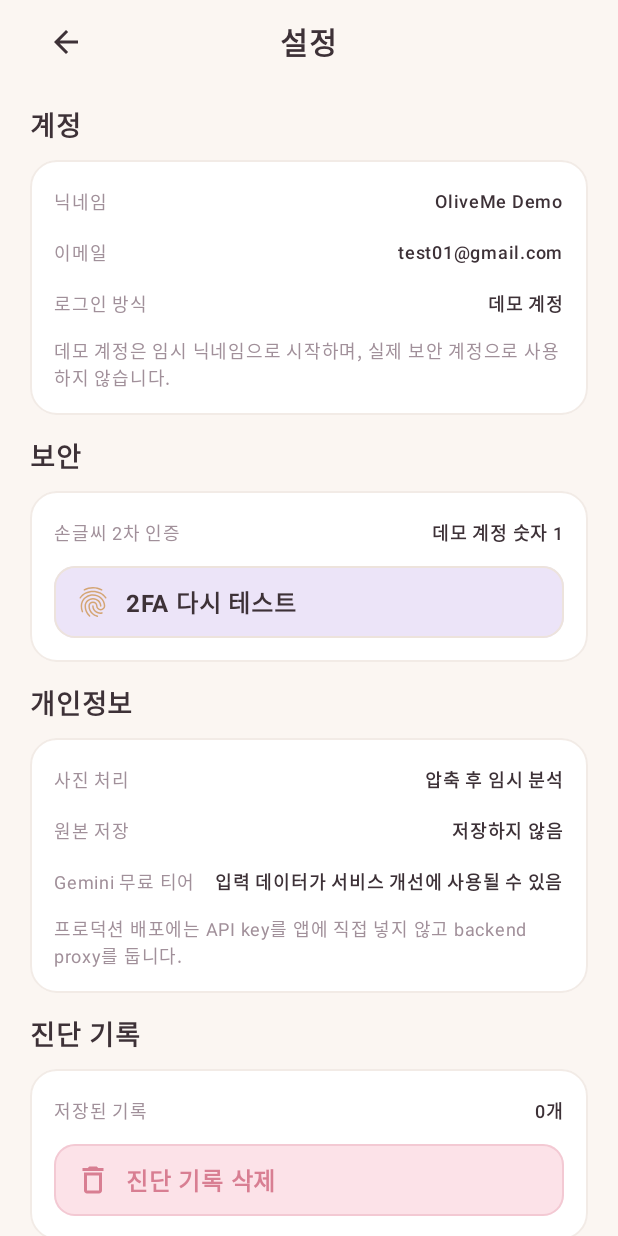
After one commit to personal-color-app/personal_color_app, an Android app built with Jetpack Compose: the SettingsActivity screen opened directly, with no data from a screen before it, on a phone screen of 412 x 824 dp. The commit adds this screen. Run offline under Robolectric (Android 15) with nearby library versions, the light colour scheme and no system bars; pictures from the network do not load.

Commit message:
Add settings screen and navigation

```diff
--- a/android/app/src/main/AndroidManifest.xml
+++ b/android/app/src/main/AndroidManifest.xml
@@ -43,6 +43,7 @@
         </activity>
 
         <activity android:name=".MyPageActivity" android:exported="false" />
+        <activity android:name=".SettingsActivity" android:exported="false" />
         <activity android:name=".MapActivity" android:exported="false" />
         <activity android:name=".ResultActivity" android:exported="false" />
         <activity android:name=".DiagnosisActivity" android:exported="false" />
--- a/android/app/src/main/java/com/oliveme/app/MainActivity.kt
+++ b/android/app/src/main/java/com/oliveme/app/MainActivity.kt
@@ -1,7 +1,6 @@
 package com.oliveme.app
 
 import android.os.Bundle
-import android.widget.Toast
 import androidx.activity.ComponentActivity
 import androidx.activity.compose.setContent
 import com.oliveme.app.data.repository.AppGraph
@@ -21,8 +20,7 @@ class MainActivity : ComponentActivity() {
                     onMap = { startActivity(mapIntent(user)) },
                     onMyPage = { startActivity(myPageIntent(user)) },
                     onResult = { startActivity(resultIntent(user)) },
-                    onNotice = { Toast.makeText(this, "새 알림이 없습니다.", Toast.LENGTH_SHORT).show() },
-                    onConsult = { Toast.makeText(this, "컬러 상담은 준비 중입니다.", Toast.LENGTH_SHORT).show() },
+                    onSettings = { startActivity(settingsIntent(user)) },
                     onLogout = {
                         startActivity(android.content.Intent(this, LoginActivity::class.java))
                         finish()
--- a/android/app/src/main/java/com/oliveme/app/MyPageActivity.kt
+++ b/android/app/src/main/java/com/oliveme/app/MyPageActivity.kt
@@ -27,8 +27,8 @@ class MyPageActivity : ComponentActivity() {
                     state = state,
                     user = user,
                     onBack = { finish() },
-                    onSettings = { Toast.makeText(this, "설정 화면은 준비 중입니다.", Toast.LENGTH_SHORT).show() },
-                    onEdit = { Toast.makeText(this, "프로필 편집은 준비 중입니다.", Toast.LENGTH_SHORT).show() },
+                    onSettings = { startActivity(settingsIntent(user)) },
+                    onEdit = { startActivity(settingsIntent(user)) },
                     onSaveReport = { Toast.makeText(this, "리포트를 저장했습니다.", Toast.LENGTH_SHORT).show() },
                     onShareReport = { shareReport() },
                     onOpenResult = { startActivity(resultIntent(user)) },
--- a/android/app/src/main/java/com/oliveme/app/Navigation.kt
+++ b/android/app/src/main/java/com/oliveme/app/Navigation.kt
@@ -19,3 +19,4 @@ fun Context.diagnosisIntent(user: UserProfile): Intent = Intent(this, DiagnosisA
 fun Context.resultIntent(user: UserProfile): Intent = Intent(this, ResultActivity::class.java).putUser(user)
 fun Context.mapIntent(user: UserProfile): Intent = Intent(this, MapActivity::class.java).putUser(user)
 fun Context.myPageIntent(user: UserProfile): Intent = Intent(this, MyPageActivity::class.java).putUser(user)
+fun Context.settingsIntent(user: UserProfile): Intent = Intent(this, SettingsActivity::class.java).putUser(user)
--- /dev/null
+++ b/android/app/src/main/java/com/oliveme/app/SettingsActivity.kt
@@ -0,0 +1,50 @@
+package com.oliveme.app
+
+import android.content.Intent
+import android.os.Bundle
+import android.widget.Toast
+import androidx.activity.ComponentActivity
+import androidx.activity.compose.setContent
+import androidx.activity.viewModels
+import androidx.compose.runtime.LaunchedEffect
+import androidx.compose.runtime.collectAsState
+import androidx.compose.runtime.getValue
+import com.oliveme.app.data.repository.AppGraph
+import com.oliveme.app.ui.screens.SettingsScreen
+import com.oliveme.app.ui.theme.OliveMeTheme
+import com.oliveme.app.util.UiText
+
+class SettingsActivity : ComponentActivity() {
+    private val viewModel: SettingsViewModel by viewModels()
+
+    override fun onCreate(savedInstanceState: Bundle?) {
+        super.onCreate(savedInstanceState)
+        AppGraph.init(this)
+        val user = currentUser()
+        viewModel.load(user.userId)
+
+        setContent {
+            OliveMeTheme {
+                val state by viewModel.state.collectAsState()
+                LaunchedEffect(state.message) {
+                    state.message?.let {
+                        Toast.makeText(this@SettingsActivity, it, Toast.LENGTH_SHORT).show()
+                        viewModel.clearMessage()
+                    }
+                }
+                SettingsScreen(
+                    user = user,
+                    state = state,
+                    onBack = { finish() },
+                    onTest2Fa = { startActivity(digitIntent(user, UiText.DEMO_EXPECTED_DIGIT)) },
+                    onDeleteHistory = { viewModel.deleteHistory(user.userId) },
+                    onClearFavorites = { viewModel.clearFavorites(user.userId) },
+                    onLogout = {
+                        startActivity(Intent(this, LoginActivity::class.java))
+                        finish()
+                    },
+                )
+            }
+        }
+    }
+}
--- a/android/app/src/main/java/com/oliveme/app/ViewModels.kt
+++ b/android/app/src/main/java/com/oliveme/app/ViewModels.kt
@@ -253,3 +253,47 @@ class MyPageViewModel : ViewModel() {
         }
     }
 }
+
+data class SettingsUiState(
+    val historyCount: Int = 0,
+    val favoriteCount: Int = 0,
+    val busy: Boolean = false,
+    val message: String? = null,
+)
+
+class SettingsViewModel : ViewModel() {
+    private val _state = MutableStateFlow(SettingsUiState())
+    val state: StateFlow<SettingsUiState> = _state.asStateFlow()
+
+    fun load(userId: String) {
+        viewModelScope.launch {
+            val history = withContext(Dispatchers.IO) { AppGraph.diagnosisRepository.history(userId) }
+            val favorites = withContext(Dispatchers.IO) { AppGraph.storeRepository.favorites(userId) }
+            _state.value = _state.value.copy(
+                historyCount = history.size,
+                favoriteCount = favorites.size,
+                busy = false,
+            )
+        }
+    }
+
+    fun deleteHistory(userId: String) {
+        viewModelScope.launch {
+            _state.value = _state.value.copy(busy = true, message = null)
+            withContext(Dispatchers.IO) { AppGraph.diagnosisRepository.deleteHistory(userId) }
+            _state.value = _state.value.copy(historyCount = 0, busy = false, message = "진단 기록을 정리했습니다.")
+        }
+    }
+
+    fun clearFavorites(userId: String) {
+        viewModelScope.launch {
+            _state.value = _state.value.copy(busy = true, message = null)
+            withContext(Dispatchers.IO) { AppGraph.storeRepository.clearFavorites(userId) }
+            _state.value = _state.value.copy(favoriteCount = 0, busy = false, message = "저장한 매장을 비웠습니다.")
+        }
+    }
+
+    fun clearMessage() {
+        _state.value = _state.value.copy(message = null)
+    }
+}
--- a/android/app/src/main/java/com/oliveme/app/data/local/OliveMeDao.kt
+++ b/android/app/src/main/java/com/oliveme/app/data/local/OliveMeDao.kt
@@ -34,12 +34,24 @@ interface OliveMeDao {
     @Query("SELECT * FROM diagnosis_history WHERE id = :id LIMIT 1")
     suspend fun getDiagnosis(id: String): DiagnosisHistoryEntity?
 
+    @Query("DELETE FROM recommended_colors WHERE diagnosisId IN (SELECT id FROM diagnosis_history WHERE userId = :userId)")
+    suspend fun deleteColorsForUserHistory(userId: String)
+
+    @Query("DELETE FROM product_recommendations WHERE diagnosisId IN (SELECT id FROM diagnosis_history WHERE userId = :userId)")
+    suspend fun deleteProductsForUserHistory(userId: String)
+
+    @Query("DELETE FROM diagnosis_history WHERE userId = :userId")
+    suspend fun deleteDiagnosisHistory(userId: String)
+
     @Insert(onConflict = OnConflictStrategy.REPLACE)
     suspend fun upsertFavoriteStore(store: FavoriteStoreEntity)
 
     @Query("DELETE FROM favorite_stores WHERE userId = :userId AND id = :storeId")
     suspend fun deleteFavoriteStore(userId: String, storeId: String)
 
+    @Query("DELETE FROM favorite_stores WHERE userId = :userId")
+    suspend fun deleteFavoriteStores(userId: String)
+
     @Query("SELECT * FROM favorite_stores WHERE userId = :userId ORDER BY createdAt DESC")
     suspend fun getFavoriteStores(userId: String): List<FavoriteStoreEntity>
 }
--- a/android/app/src/main/java/com/oliveme/app/data/repository/StoreRepository.kt
+++ b/android/app/src/main/java/com/oliveme/app/data/repository/StoreRepository.kt
@@ -63,4 +63,10 @@ class StoreRepository(
                 OliveStore(it.id, it.name, it.address, it.distanceLabel, it.lat, it.lng, it.phone, it.placeUrl)
             }
         }.getOrDefault(DemoData.sampleStores().take(2))
+
+    suspend fun clearFavorites(userId: String) {
+        runCatching {
+            dao.deleteFavoriteStores(userId)
+        }
+    }
 }
--- /dev/null
+++ b/android/app/src/main/java/com/oliveme/app/ui/screens/SettingsScreen.kt
@@ -0,0 +1,186 @@
+package com.oliveme.app.ui.screens
+
+import androidx.compose.foundation.background
+import androidx.compose.foundation.border
+import androidx.compose.foundation.clickable
+import androidx.compose.foundation.layout.Arrangement
+import androidx.compose.foundation.layout.Column
+import androidx.compose.foundation.layout.ColumnScope
+import androidx.compose.foundation.layout.Row
+import androidx.compose.foundation.layout.fillMaxSize
+import androidx.compose.foundation.layout.fillMaxWidth
+import androidx.compose.foundation.layout.padding
+import androidx.compose.foundation.rememberScrollState
+import androidx.compose.foundation.shape.RoundedCornerShape
+import androidx.compose.foundation.verticalScroll
+import androidx.compose.material.icons.Icons
+import androidx.compose.material.icons.filled.ArrowBack
+import androidx.compose.material.icons.filled.DeleteOutline
+import androidx.compose.material.icons.filled.Fingerprint
+import androidx.compose.material.icons.filled.Logout
+import androidx.compose.material.icons.filled.Storefront
+import androidx.compose.material3.Icon
+import androidx.compose.material3.Text
+import androidx.compose.runtime.Composable
+import androidx.compose.ui.Alignment
+import androidx.compose.ui.Modifier
+import androidx.compose.ui.text.font.FontFamily
+import androidx.compose.ui.text.font.FontWeight
+import androidx.compose.ui.unit.dp
+import androidx.compose.ui.unit.sp
+import com.oliveme.app.SettingsUiState
+import com.oliveme.app.data.repository.UserProfile
+import com.oliveme.app.ui.theme.OliveAccent
+import com.oliveme.app.ui.theme.OliveAccentSoft
+import com.oliveme.app.ui.theme.OliveBg
+import com.oliveme.app.ui.theme.OliveCard
+import com.oliveme.app.ui.theme.OliveLine
+import com.oliveme.app.ui.theme.OlivePrimaryDeep
+import com.oliveme.app.ui.theme.OlivePrimarySoft
+import com.oliveme.app.ui.theme.OliveSecondarySoft
+import com.oliveme.app.ui.theme.OliveText
+import com.oliveme.app.ui.theme.OliveTextDim
+import com.oliveme.app.ui.theme.OliveTextMid
+
+@Composable
+fun SettingsScreen(
+    user: UserProfile,
+    state: SettingsUiState,
+    onBack: () -> Unit,
+    onTest2Fa: () -> Unit,
+    onDeleteHistory: () -> Unit,
+    onClearFavorites: () -> Unit,
+    onLogout: () -> Unit,
+) {
+    Column(
+        modifier = Modifier
+            .fillMaxSize()
+            .background(OliveBg)
+            .padding(horizontal = 20.dp),
+        verticalArrangement = Arrangement.spacedBy(14.dp),
+    ) {
+        AppTopBar(
+            "설정",
+            onBack = onBack,
+            navigationIcon = Icons.Filled.ArrowBack,
+            navigationContentDescription = "뒤로",
+        )
+        Column(
+            modifier = Modifier
+                .weight(1f)
+                .verticalScroll(rememberScrollState()),
+            verticalArrangement = Arrangement.spacedBy(14.dp),
+        ) {
+            SettingsSection("계정") {
+                InfoLine("닉네임", user.displayName)
+                InfoLine("이메일", user.email)
+                InfoLine("로그인 방식", if (user.loginProvider == "kakao") "카카오" else "데모 계정")
+                Text("데모 계정은 임시 닉네임으로 시작하며, 실제 보안 계정으로 사용하지 않습니다.", color = OliveTextDim, fontSize = 12.sp, lineHeight = 18.sp)
+            }
+            SettingsSection("보안") {
+                InfoLine("손글씨 2차 인증", "데모 계정 숫자 1")
+                CompactAction(
+                    text = "2FA 다시 테스트",
+                    icon = Icons.Filled.Fingerprint,
+                    enabled = !state.busy,
+                    onClick = onTest2Fa,
+                )
+            }
+            SettingsSection("개인정보") {
+                InfoLine("사진 처리", "압축 후 임시 분석")
+                InfoLine("원본 저장", "저장하지 않음")
+                InfoLine("Gemini 무료 티어", "입력 데이터가 서비스 개선에 사용될 수 있음")
+                Text("프로덕션 배포에는 API key를 앱에 직접 넣지 않고 backend proxy를 둡니다.", color = OliveTextDim, fontSize = 12.sp, lineHeight = 18.sp)
+            }
+            SettingsSection("진단 기록") {
+                InfoLine("저장된 기록", "${state.historyCount}개")
+                CompactAction(
+                    text = "진단 기록 삭제",
+                    icon = Icons.Filled.DeleteOutline,
+                    enabled = !state.busy,
+                    danger = true,
+                    onClick = onDeleteHistory,
+                )
+            }
+            SettingsSection("위치와 매장") {
+                InfoLine("현재 fallback 지역", "부산대 기준 추천 매장")
+                InfoLine("저장한 매장", "${state.favoriteCount}개")
+                CompactAction(
+                    text = "저장 매장 비우기",
+                    icon = Icons.Filled.Storefront,
+                    enabled = !state.busy,
+                    onClick = onClearFavorites,
+                )
+            }
+            SettingsSection("앱 정보") {
+                InfoLine("버전", "0.1.0")
+                InfoLine("라이선스", "오픈소스 라이브러리 고지 필요")
+                InfoLine("알림", "현재는 앱 안 안내만 사용")
+            }
+            CompactAction(
+                text = "로그아웃",
+                icon = Icons.Filled.Logout,
+                enabled = !state.busy,
+                danger = true,
+                onClick = onLogout,
+            )
+        }
+    }
+}
+
+@Composable
+private fun SettingsSection(title: String, content: @Composable ColumnScope.() -> Unit) {
+    Column(verticalArrangement = Arrangement.spacedBy(10.dp)) {
+        Text(title, color = OliveText, fontFamily = FontFamily.Serif, fontSize = 18.sp, fontWeight = FontWeight.Bold)
+        Column(
+            modifier = Modifier
+                .fillMaxWidth()
+                .background(OliveCard, RoundedCornerShape(18.dp))
+                .border(1.dp, OliveLine.copy(alpha = 0.7f), RoundedCornerShape(18.dp))
+                .padding(16.dp),
+            verticalArrangement = Arrangement.spacedBy(10.dp),
+            content = content,
+        )
+    }
+}
+
+@Composable
+private fun InfoLine(label: String, value: String) {
+    Row(
+        modifier = Modifier.fillMaxWidth(),
+        horizontalArrangement = Arrangement.SpaceBetween,
+        verticalAlignment = Alignment.CenterVertically,
+    ) {
+        Text(label, color = OliveTextDim, fontSize = 12.sp)
+        Text(value, color = OliveText, fontSize = 12.sp, fontWeight = FontWeight.SemiBold)
+    }
+}
+
+@Composable
+private fun CompactAction(
+    text: String,
+    icon: androidx.compose.ui.graphics.vector.ImageVector,
+    enabled: Boolean,
+    danger: Boolean = false,
+    onClick: () -> Unit,
+) {
+    Row(
+        modifier = Modifier
+            .fillMaxWidth()
+            .background(
+                if (danger) OlivePrimarySoft else OliveSecondarySoft,
+                RoundedCornerShape(14.dp),
+            )
+            .border(1.dp, if (danger) OlivePrimaryDeep.copy(alpha = 0.25f) else OliveLine, RoundedCornerShape(14.dp))
+            .then(if (enabled) Modifier.clickable(onClick = onClick) else Modifier)
+            .padding(horizontal = 14.dp, vertical = 12.dp),
+        horizontalArrangement = Arrangement.spacedBy(10.dp),
+        verticalAlignment = Alignment.CenterVertically,
+    ) {
+        Icon(icon, contentDescription = text, tint = if (danger) OlivePrimaryDeep else OliveAccent)
+        Text(text, color = if (danger) OlivePrimaryDeep else OliveText, fontWeight = FontWeight.Bold)
+        if (!enabled) {
+            Text("처리 중", color = OliveTextMid, fontSize = 11.sp)
+        }
+    }
+}
```
Also changed, not shown: android/app/src/main/java/com/oliveme/app/data/repository/DiagnosisRepository.kt (+10 -2 lines), android/app/src/main/java/com/oliveme/app/ui/screens/MainScreen.kt (+8 -13 lines).
